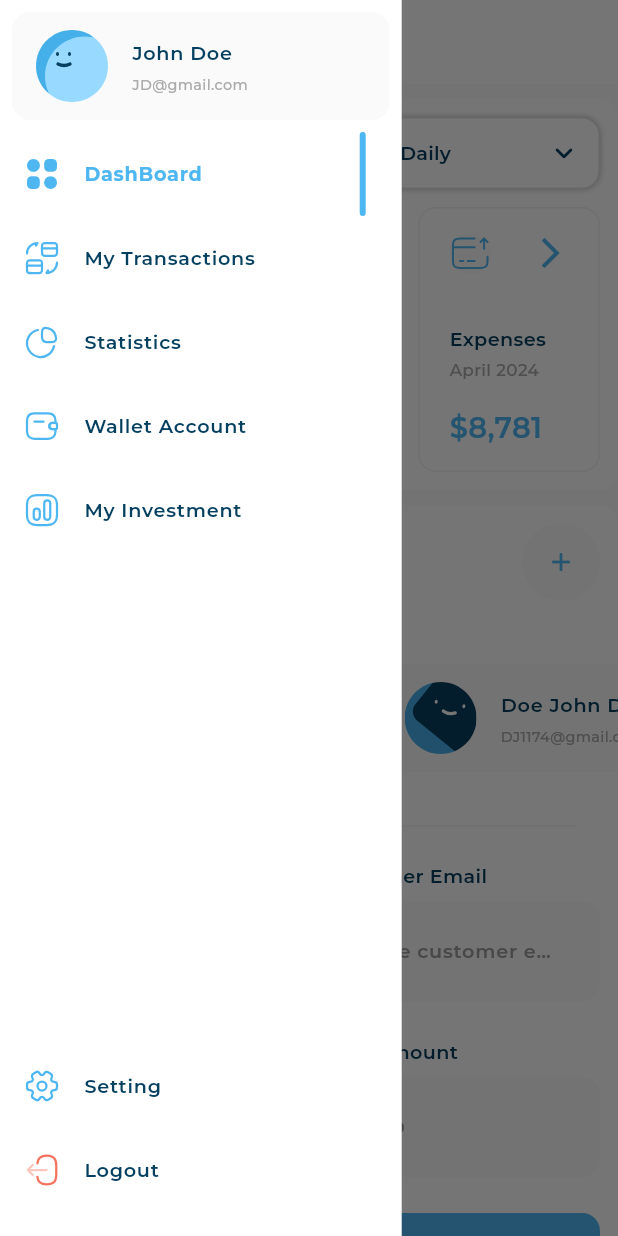
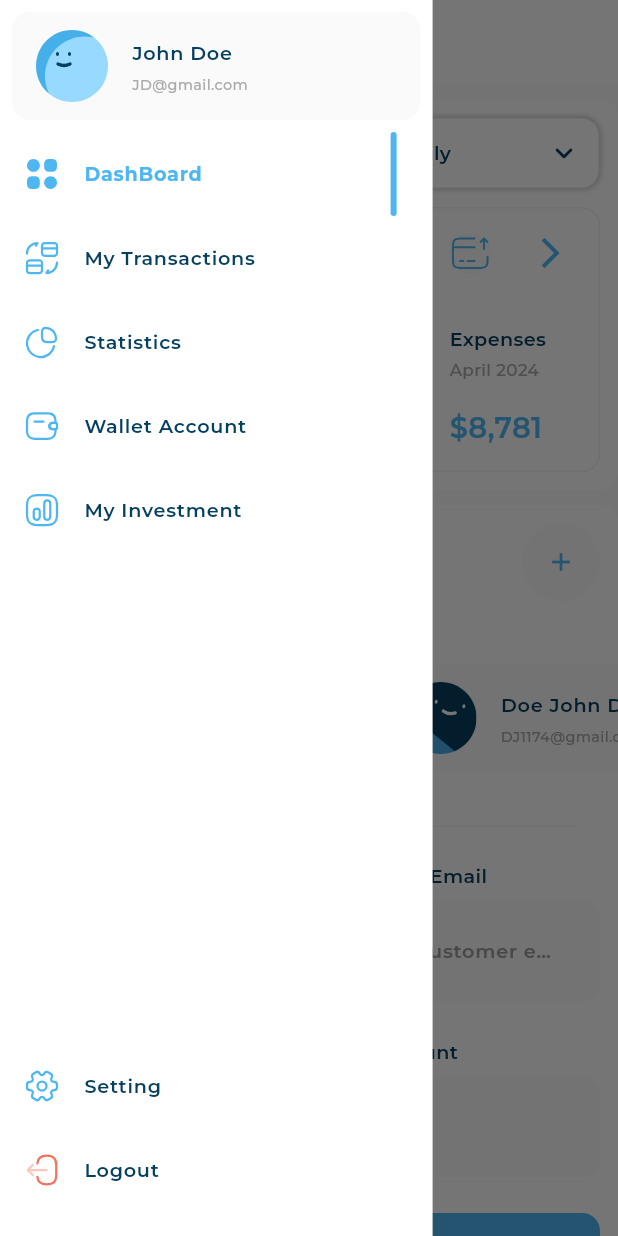
Before and after one commit to Ahmedmahmouddd/responsive_dashboard, a Flutter app: the screen it shows after launch, with the side drawer open, on a phone screen of 412 x 824 dp. Run offline on Flutter 3.47's test engine with Material 3 defaults, Android fonts, the phone set to English and light mode, and no system bars; our stand-ins replace bloc, device_preview, expandable_page_view, fl_chart, flutter_bloc, flutter_credit_card and 1 more; project files that could hold a hidden picture were left out.

Commit message:
finish project

```diff
--- a/lib/common/layout/layout_view.dart
+++ b/lib/common/layout/layout_view.dart
@@ -2,9 +2,9 @@ import 'package:flutter/material.dart';
 import 'package:responsive_dashboard/common/layout/responsive_widget.dart';
 import 'package:responsive_dashboard/common/utils/size_config.dart';
 import 'package:responsive_dashboard/presentation/desktop/desktop_dashboard.dart';
-import 'package:responsive_dashboard/presentation/desktop/sections/left_drawer/widgets/custom_dawer.dart';
 import 'package:responsive_dashboard/presentation/mobile/mobile_dashboard.dart';
 import 'package:responsive_dashboard/presentation/mobile/widgets/appbar_with_drawer.dart';
+import 'package:responsive_dashboard/presentation/mobile/widgets/custom_drawer_clearing_notch.dart';
 import 'package:responsive_dashboard/presentation/tablet/tablet_dashboard.dart';
 
 class LayoutView extends StatelessWidget {
@@ -13,10 +13,11 @@ class LayoutView extends StatelessWidget {
 
   @override
   Widget build(BuildContext context) {
+    final width = MediaQuery.sizeOf(context).width;
     return Scaffold(
       key: scaffoldKey,
-      appBar: MediaQuery.sizeOf(context).width > SizeConfig.tablet ? null : AppBarWithDrawer(scaffoldKey: scaffoldKey),
-      drawer: const CustomDrawer(),
+      appBar: width > SizeConfig.tablet ? null : AppBarWithDrawer(scaffoldKey: scaffoldKey),
+      drawer: MediaQuery.sizeOf(context).width > SizeConfig.tablet ? null : const CustomDrawerClearingNotch(),
       backgroundColor: Colors.grey[50],
       body: ResponsiveWidget(
         mobileLayout: (context) => const MobileDashboard(),
--- a/lib/common/utils/size_config.dart
+++ b/lib/common/utils/size_config.dart
@@ -1,7 +1,7 @@
 // import 'package:flutter/material.dart';
 
 class SizeConfig {
-  static const double desktop = 1200;
+  static const double desktop = 1300;
   static const double tablet = 600;
 
   static late double width, height;
--- a/lib/main.dart
+++ b/lib/main.dart
@@ -1,8 +1,12 @@
+import 'package:device_preview/device_preview.dart';
 import 'package:flutter/material.dart';
 import 'package:responsive_dashboard/common/layout/layout_view.dart';
 
 void main() {
-  runApp(const ResponsiveDashboard());
+  runApp(DevicePreview(
+    enabled: true,
+    builder: (context) => const ResponsiveDashboard(),
+  ));
 }
 
 class ResponsiveDashboard extends StatelessWidget {
@@ -10,9 +14,11 @@ class ResponsiveDashboard extends StatelessWidget {
 
   @override
   Widget build(BuildContext context) {
-    return const MaterialApp(
+    return MaterialApp(
+      locale: DevicePreview.locale(context),
+      builder: DevicePreview.appBuilder,
       debugShowCheckedModeBanner: false,
-      home: LayoutView(),
+      home: const LayoutView(),
     );
   }
 }
--- a/lib/presentation/desktop/sections/right_section/widgets/income_section.dart
+++ b/lib/presentation/desktop/sections/right_section/widgets/income_section.dart
@@ -19,8 +19,8 @@ class IncomeSection extends StatelessWidget {
             child: Row(
               crossAxisAlignment: CrossAxisAlignment.center,
               children: [
-                Expanded(child: IncomeChart()),
-                Expanded(child: IncomeDetails()),
+                Expanded(flex: 3, child: IncomeChart()),
+                Expanded(flex: 5, child: IncomeDetails()),
               ],
             ),
           ),
--- a/lib/presentation/mobile/widgets/appbar_with_drawer.dart
+++ b/lib/presentation/mobile/widgets/appbar_with_drawer.dart
@@ -19,7 +19,9 @@ class AppBarWithDrawer extends StatelessWidget implements PreferredSizeWidget {
         icon: const Icon(Icons.list_rounded, color: Color(0xFF4EB7F2), size: 32),
         onPressed: () {
           scaffoldKey.currentState!.openDrawer(); // Open the drawer
-            }));
+        },
+      ),
+    );
   }
 
   @override
--- /dev/null
+++ b/lib/presentation/mobile/widgets/custom_drawer_clearing_notch.dart
@@ -0,0 +1,44 @@
+import 'package:flutter/material.dart';
+import 'package:flutter_svg/svg.dart';
+import 'package:responsive_dashboard/common/utils/app_images.dart';
+import 'package:responsive_dashboard/presentation/desktop/sections/left_drawer/widgets/drawer_item.dart';
+import 'package:responsive_dashboard/presentation/desktop/sections/left_drawer/widgets/drawers_item_listview.dart';
+import 'package:responsive_dashboard/presentation/desktop/sections/left_drawer/widgets/user_info_list_tile.dart';
+
+class CustomDrawerClearingNotch extends StatelessWidget {
+  const CustomDrawerClearingNotch({super.key});
+
+  @override
+  Widget build(BuildContext context) {
+    final notchPadding = MediaQuery.of(context).padding.top;
+    return Container(
+      width: MediaQuery.sizeOf(context).width * 0.7,
+      color: Colors.white,
+      child: CustomScrollView(
+        slivers: [
+          SliverToBoxAdapter(
+            child: Container(height: notchPadding, color: Colors.white),
+          ),
+          const SliverToBoxAdapter(
+            child: Padding(
+              padding: EdgeInsets.only(top: 4.0, left: 4, right: 4, bottom: 4),
+              child: UserInfoListTile(leading: Assets.Avatar1, title: 'John Doe', subtitle: 'JD@gmail.com'),
+            ),
+          ),
+          const DrawersItemListView(),
+          SliverFillRemaining(
+            hasScrollBody: false,
+            child: Column(
+              children: [
+                const Expanded(child: SizedBox()),
+                DrawerItem(model: DrawerItemModel(title: 'Setting', icon: SvgPicture.asset(Assets.Settings))),
+                DrawerItem(model: DrawerItemModel(title: 'Logout', icon: SvgPicture.asset(Assets.Logout))),
+                const SizedBox(height: 16),
+              ],
+            ),
+          ),
+        ],
+      ),
+    );
+  }
+}
--- a/pubspec.yaml
+++ b/pubspec.yaml
@@ -31,6 +31,7 @@ dependencies:
   bloc: ^9.0.0
   carousel_slider: ^5.0.0
   cupertino_icons: ^1.0.8
+  device_preview: ^1.2.0
   expandable_page_view: ^1.0.17
   fl_chart: ^0.70.2
   flutter:
```
Also changed, not shown: pubspec.lock, 1 other file. Lines whose indentation alone changed are shown as unchanged.
